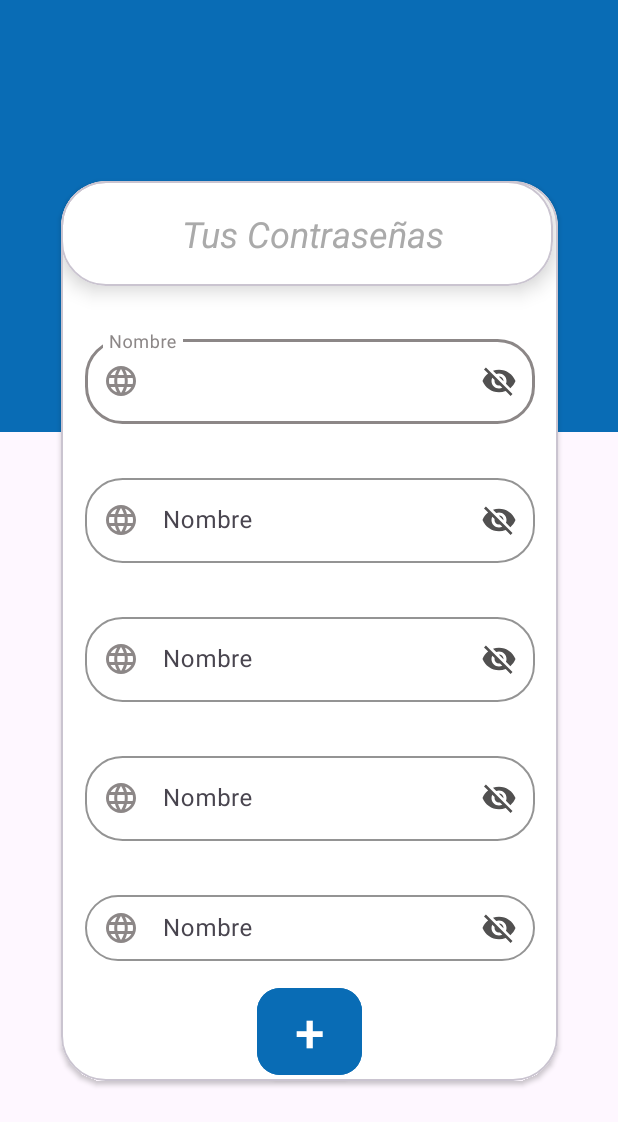
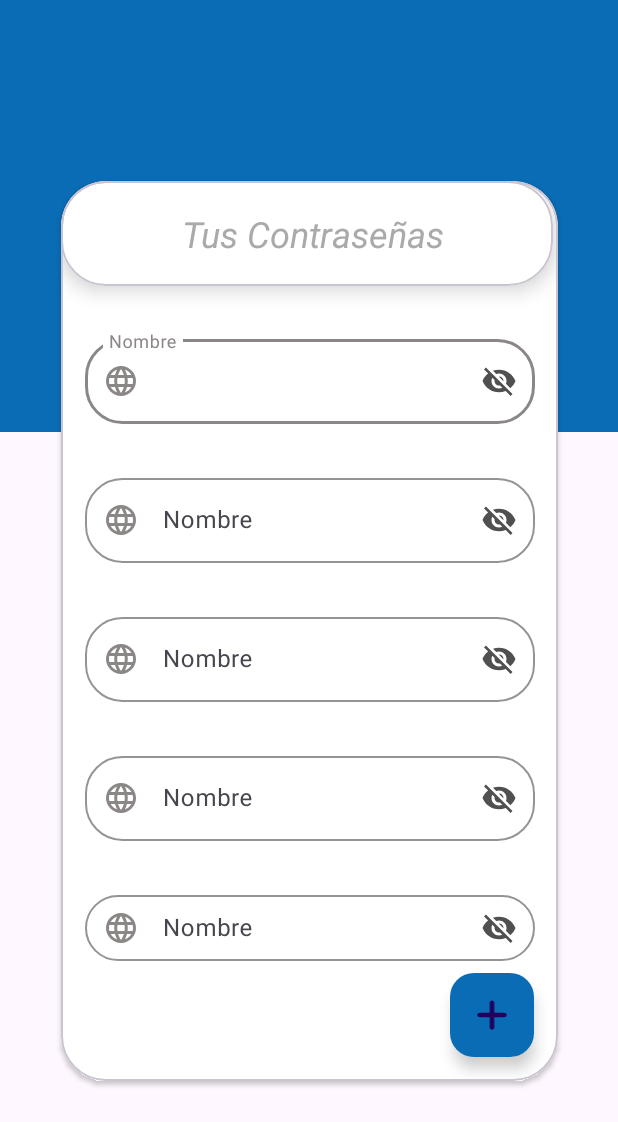
Before and after one commit to soleforna/integrador_ISP3, an Android app: the Passwords screen opened directly, with no data from a screen before it, on a phone screen of 412 x 824 dp, the part 114-1236 px from its top. Run offline under Robolectric (Android 15) with nearby library versions, the phone set to English and light mode, and no system bars; 2 statements that could not run were skipped.

Commit message:
boton flotante en activity_passwords

```diff
--- /dev/null
+++ b/PassKeeper/app/src/main/res/drawable/plus_solid.xml
@@ -0,0 +1,9 @@
+<vector xmlns:android="http://schemas.android.com/apk/res/android"
+    android:width="448dp"
+    android:height="512dp"
+    android:viewportWidth="448"
+    android:viewportHeight="512">
+  <path
+      android:fillColor="@color/white"
+      android:pathData="M256,80c0,-17.7 -14.3,-32 -32,-32s-32,14.3 -32,32V224H48c-17.7,0 -32,14.3 -32,32s14.3,32 32,32H192V432c0,17.7 14.3,32 32,32s32,-14.3 32,-32V288H400c17.7,0 32,-14.3 32,-32s-14.3,-32 -32,-32H256V80z"/>
+</vector>
--- a/PassKeeper/app/src/main/res/layout/activity_passwords.xml
+++ b/PassKeeper/app/src/main/res/layout/activity_passwords.xml
@@ -260,26 +260,22 @@
 
         </LinearLayout>
 
+        <androidx.coordinatorlayout.widget.CoordinatorLayout xmlns:android="http://schemas.android.com/apk/res/android"
+            xmlns:app="http://schemas.android.com/apk/res-auto"
+            android:layout_width="match_parent"
+            android:layout_height="match_parent"/>
+
+        <com.google.android.material.floatingactionbutton.FloatingActionButton
+            android:id="@+id/btn_agregar"
+            android:layout_width="68dp"
+            android:layout_height="wrap_content"
+            android:layout_gravity="bottom|end"
+            android:layout_margin="16dp"
+            android:src="@drawable/plus_solid"
+            app:backgroundTint="@color/blue" />
+
     </com.google.android.material.card.MaterialCardView>
 
-    <com.google.android.material.button.MaterialButton
-        android:id="@+id/btn_agregar"
-        style="@style/Widget.MaterialComponents.Button"
-        android:layout_width="70dp"
-        android:layout_height="70dp"
-        android:layout_marginTop="525dp"
-        android:backgroundTint="@color/blue"
-        android:text="@string/btn_agregar"
-        android:textColor="@color/white"
-        app:cardElevation="15dp"
-        app:cornerRadius="15dp"
-        android:textSize="35sp"
-        app:layout_constraintBottom_toBottomOf="parent"
-        app:layout_constraintEnd_toEndOf="parent"
-        app:layout_constraintHorizontal_bias="0.500"
-        app:layout_constraintStart_toStartOf="parent"
-        app:layout_constraintTop_toTopOf="@+id/cardView"
-        app:layout_constraintVertical_bias="0.21"
-        tools:ignore="MissingConstraints" />
+
 
 </androidx.constraintlayout.widget.ConstraintLayout>
```
